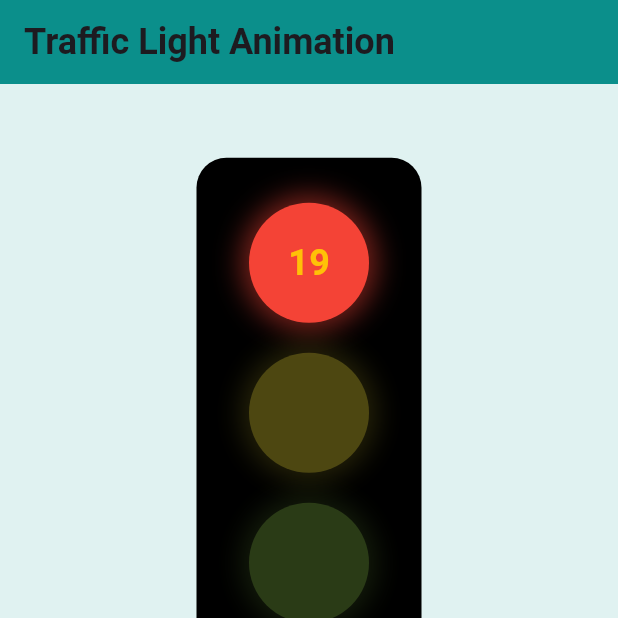
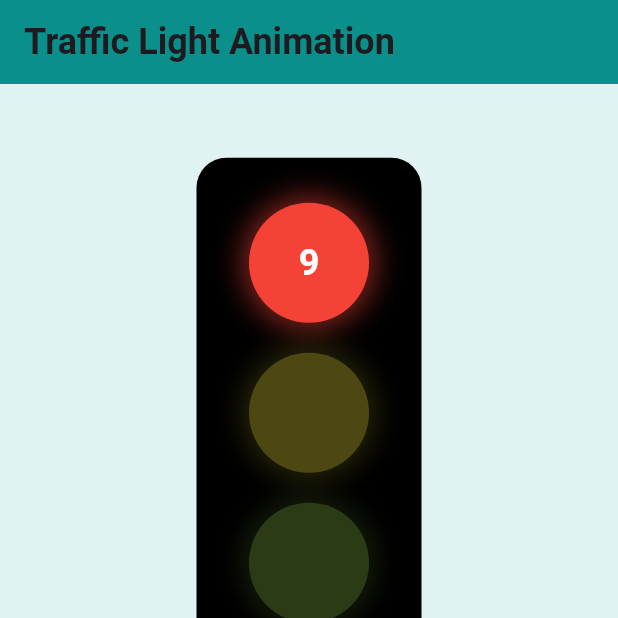
Before and after one commit to rtcteen/mobile_app_week6, a Flutter app: the screen it shows after launch, after a tap on "โหมดอัตโนมัติ", on a phone screen of 412 x 824 dp, the top half of it. Run offline on Flutter 3.47's test engine with Material 3 defaults, Android fonts, the phone set to English and light mode, and no system bars.

Commit message:
homework 4

```diff
--- a/lib/homework4/traffic_light_page.dart
+++ b/lib/homework4/traffic_light_page.dart
@@ -12,7 +12,7 @@ class _TrafficLightPageState extends State<TrafficLightPage> {
   int _currentLight = 0; // 0 = แดง, 1 = เหลือง, 2 = เขียว
   bool _isAutoMode = false; // โหมดอัตโนมัติ
   Timer? _timer;
-  int _countdown = 20; // เวลาถอยหลังก่อนเปลี่ยนไฟ
+  int _countdown = 10; // เวลาถอยหลังก่อนเปลี่ยนไฟ
 
   void _changeLight() {
     setState(() {
@@ -36,7 +36,7 @@ class _TrafficLightPageState extends State<TrafficLightPage> {
 
   void _startAutoMode() {
     _timer?.cancel();
-    _countdown = 20;
+    _countdown = 10;
     _timer = Timer.periodic(const Duration(seconds: 1), (timer) {
       if (_countdown > 1) {
         setState(() {
@@ -44,13 +44,13 @@ class _TrafficLightPageState extends State<TrafficLightPage> {
         });
       } else {
         _changeLight();
-        _countdown = 20;
+        _countdown = 10;
       }
     });
   }
 
   void _resetCountdown() {
-    _countdown = 20;
+    _countdown = 10;
   }
 
   double _getOpacity(int lightIndex) {
@@ -159,7 +159,7 @@ class _TrafficLightPageState extends State<TrafficLightPage> {
                   style: const TextStyle(
                     fontSize: 24,
                     fontWeight: FontWeight.bold,
-                    color: Colors.amber,
+                    color: Colors.white,
                   ),
                 ),
               )
--- a/lib/main.dart
+++ b/lib/main.dart
@@ -11,7 +11,7 @@ class MyApp extends StatelessWidget {
   Widget build(BuildContext context) {
     return MaterialApp(
       debugShowCheckedModeBanner: false,
-      title: 'Traffic Light ',
+      title: 'Traffic Light Animation',
       theme: ThemeData(
         primarySwatch: Colors.purple,
       ),
```
